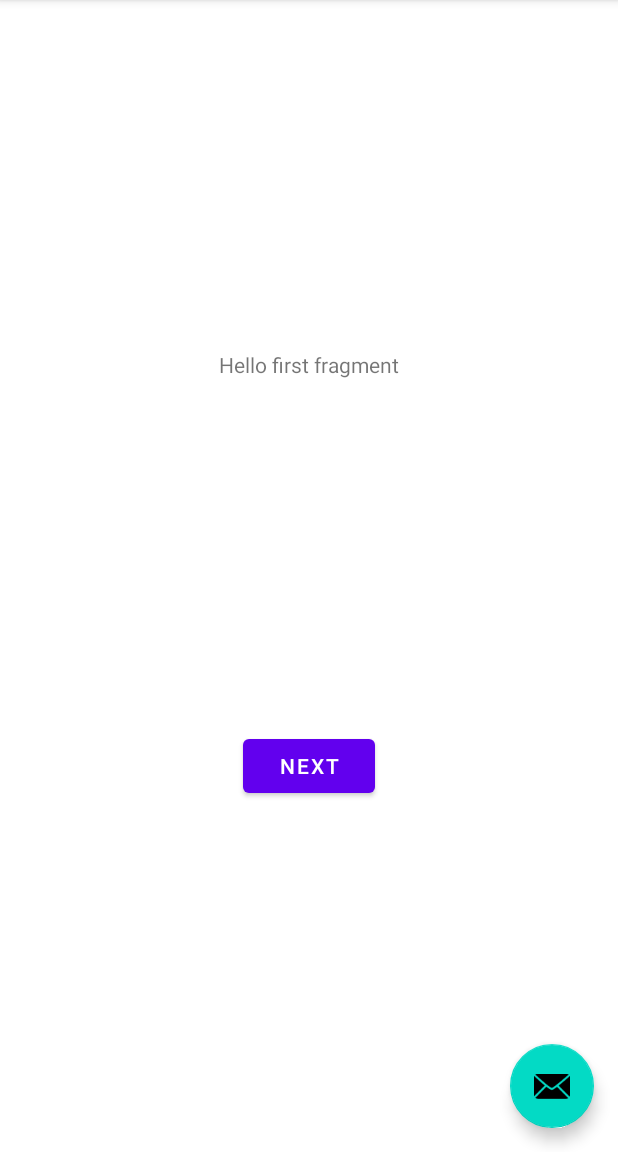
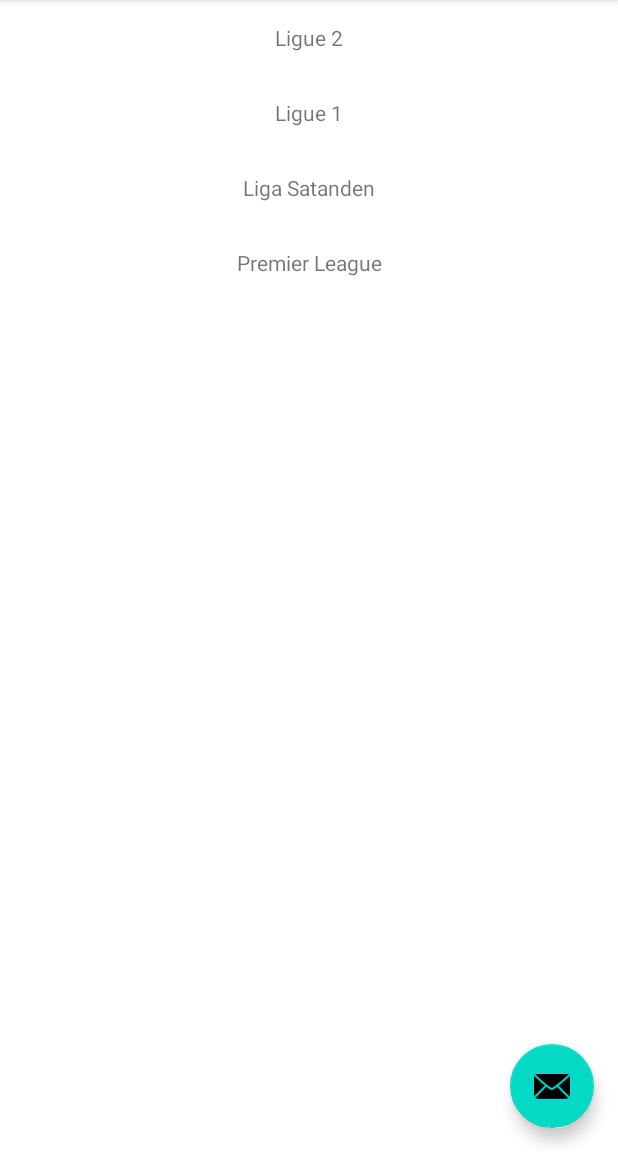
Before and after one commit to Said-Belhadj/SoccerApp, an Android app: the screen it shows after launch (MainActivity), on a phone screen of 412 x 824 dp, the part 84-1236 px from its top. Run offline under Robolectric (Android 15) with nearby library versions, the phone set to English and light mode, and no system bars.

Commit message:
Add RecyclerView to display the list of competition

```diff
--- a/app/build.gradle
+++ b/app/build.gradle
@@ -44,4 +44,8 @@ dependencies {
     testImplementation 'junit:junit:4.+'
     androidTestImplementation 'androidx.test.ext:junit:1.1.2'
     androidTestImplementation 'androidx.test.espresso:espresso-core:3.3.0'
+
+    // RecyclerView
+    implementation "androidx.recyclerview:recyclerview:1.1.0"
+
 }
--- a/app/src/main/java/fr/sbelhadj/soccerapp/FirstFragment.kt
+++ /dev/null
@@ -1,31 +0,0 @@
-package fr.sbelhadj.soccerapp
-
-import android.os.Bundle
-import androidx.fragment.app.Fragment
-import android.view.LayoutInflater
-import android.view.View
-import android.view.ViewGroup
-import android.widget.Button
-import androidx.navigation.fragment.findNavController
-
-/**
- * A simple [Fragment] subclass as the default destination in the navigation.
- */
-class FirstFragment : Fragment() {
-
-    override fun onCreateView(
-            inflater: LayoutInflater, container: ViewGroup?,
-            savedInstanceState: Bundle?
-    ): View? {
-        // Inflate the layout for this fragment
-        return inflater.inflate(R.layout.fragment_first, container, false)
-    }
-
-    override fun onViewCreated(view: View, savedInstanceState: Bundle?) {
-        super.onViewCreated(view, savedInstanceState)
-
-        view.findViewById<Button>(R.id.button_first).setOnClickListener {
-            findNavController().navigate(R.id.action_FirstFragment_to_SecondFragment)
-        }
-    }
-}
--- /dev/null
+++ b/app/src/main/java/fr/sbelhadj/soccerapp/presentation/list/CompetitionAdapter.kt
@@ -0,0 +1,52 @@
+package fr.sbelhadj.soccerapp.presentation.list
+
+import android.view.LayoutInflater
+import android.view.View
+import android.view.ViewGroup
+import android.widget.TextView
+import androidx.recyclerview.widget.RecyclerView
+import fr.sbelhadj.soccerapp.R
+
+class CompetitionAdapter(private var dataSet: List<Any>) :
+        RecyclerView.Adapter<CompetitionAdapter.ViewHolder>() {
+
+    /**
+     * Provide a reference to the type of views that you are using
+     * (custom ViewHolder).
+     */
+    class ViewHolder(view: View) : RecyclerView.ViewHolder(view) {
+
+        val textView: TextView
+
+        init {
+            // Define click listener for the ViewHolder's View.
+            textView = view.findViewById(R.id.competition_name)
+        }
+    }
+
+    fun updateList(list: List<String>){
+        dataSet = list
+        notifyDataSetChanged()
+    }
+
+    // Create new views (invoked by the layout manager)
+    override fun onCreateViewHolder(viewGroup: ViewGroup, viewType: Int): ViewHolder {
+        // Create a new view, which defines the UI of the list item
+        val view = LayoutInflater.from(viewGroup.context)
+                .inflate(R.layout.competition_item, viewGroup, false)
+
+        return ViewHolder(view)
+    }
+
+    // Replace the contents of a view (invoked by the layout manager)
+    override fun onBindViewHolder(viewHolder: ViewHolder, position: Int) {
+
+        // Get element from your dataset at this position and replace the
+        // contents of the view with that element
+        viewHolder.textView.text = dataSet[position].toString()
+    }
+
+    // Return the size of your dataset (invoked by the layout manager)
+    override fun getItemCount() = dataSet.size
+
+}
--- /dev/null
+++ b/app/src/main/java/fr/sbelhadj/soccerapp/presentation/list/CompetitionListFragment.kt
@@ -0,0 +1,48 @@
+package fr.sbelhadj.soccerapp.presentation.list
+
+import android.os.Bundle
+import androidx.fragment.app.Fragment
+import android.view.LayoutInflater
+import android.view.View
+import android.view.ViewGroup
+import androidx.recyclerview.widget.LinearLayoutManager
+import androidx.recyclerview.widget.RecyclerView
+import fr.sbelhadj.soccerapp.R
+
+/**
+ * A simple [Fragment] subclass as the default destination in the navigation.
+ */
+class CompetitionListFragment : Fragment() {
+
+    private lateinit var recyclerView: RecyclerView;
+    private val adapter = CompetitionAdapter(listOf())
+    private val  layoutManager = LinearLayoutManager(context)
+
+    override fun onCreateView(
+            inflater: LayoutInflater, container: ViewGroup?,
+            savedInstanceState: Bundle?
+    ): View? {
+        // Inflate the layout for this fragment
+        return inflater.inflate(R.layout.fragment_competition_list, container, false)
+    }
+
+    override fun onViewCreated(view: View, savedInstanceState: Bundle?) {
+        super.onViewCreated(view, savedInstanceState)
+
+        recyclerView = view.findViewById(R.id.competition_recyclerview)
+
+        recyclerView.apply {
+            layoutManager = this@CompetitionListFragment.layoutManager
+            adapter = this@CompetitionListFragment.adapter
+        }
+
+        val competitionList = arrayListOf<String>().apply {
+            add("Ligue 2")
+            add("Ligue 1")
+            add("Liga Satanden")
+            add("Premier League")
+        }
+
+        adapter.updateList(competitionList)
+    }
+}
--- /dev/null
+++ b/app/src/main/res/layout/competition_item.xml
@@ -0,0 +1,22 @@
+<?xml version="1.0" encoding="utf-8"?>
+<androidx.constraintlayout.widget.ConstraintLayout
+    xmlns:android="http://schemas.android.com/apk/res/android"
+    xmlns:app="http://schemas.android.com/apk/res-auto"
+    xmlns:tools="http://schemas.android.com/tools"
+    android:layout_width="match_parent"
+    android:layout_height="50dp">
+
+    <TextView
+        android:id="@+id/competition_name"
+        android:layout_width="match_parent"
+        android:layout_height="wrap_content"
+        tools:text="Competition"
+        android:textAlignment="center"
+        app:layout_constraintTop_toTopOf="parent"
+        app:layout_constraintBottom_toBottomOf="parent"
+        app:layout_constraintEnd_toEndOf="parent"
+        app:layout_constraintStart_toStartOf="parent"
+    />
+
+
+</androidx.constraintlayout.widget.ConstraintLayout>
--- /dev/null
+++ b/app/src/main/res/layout/fragment_competition_list.xml
@@ -0,0 +1,18 @@
+<?xml version="1.0" encoding="utf-8"?>
+<androidx.constraintlayout.widget.ConstraintLayout xmlns:android="http://schemas.android.com/apk/res/android"
+    xmlns:app="http://schemas.android.com/apk/res-auto"
+    xmlns:tools="http://schemas.android.com/tools"
+    android:layout_width="match_parent"
+    android:layout_height="match_parent"
+    tools:context=".presentation.list.CompetitionListFragment">
+
+    <androidx.recyclerview.widget.RecyclerView
+        android:id="@+id/competition_recyclerview"
+        android:layout_height="match_parent"
+        android:layout_width="match_parent"
+        app:layout_constraintTop_toTopOf="parent"
+        app:layout_constraintBottom_toBottomOf="parent"
+        app:layout_constraintEnd_toEndOf="parent"
+        app:layout_constraintStart_toStartOf="parent"
+        />
+</androidx.constraintlayout.widget.ConstraintLayout>
--- a/app/src/main/res/layout/fragment_first.xml
+++ /dev/null
@@ -1,28 +0,0 @@
-<?xml version="1.0" encoding="utf-8"?>
-<androidx.constraintlayout.widget.ConstraintLayout xmlns:android="http://schemas.android.com/apk/res/android"
-    xmlns:app="http://schemas.android.com/apk/res-auto"
-    xmlns:tools="http://schemas.android.com/tools"
-    android:layout_width="match_parent"
-    android:layout_height="match_parent"
-    tools:context=".FirstFragment">
-
-    <TextView
-        android:id="@+id/textview_first"
-        android:layout_width="wrap_content"
-        android:layout_height="wrap_content"
-        android:text="@string/hello_first_fragment"
-        app:layout_constraintBottom_toTopOf="@id/button_first"
-        app:layout_constraintEnd_toEndOf="parent"
-        app:layout_constraintStart_toStartOf="parent"
-        app:layout_constraintTop_toTopOf="parent" />
-
-    <Button
-        android:id="@+id/button_first"
-        android:layout_width="wrap_content"
-        android:layout_height="wrap_content"
-        android:text="@string/next"
-        app:layout_constraintBottom_toBottomOf="parent"
-        app:layout_constraintEnd_toEndOf="parent"
-        app:layout_constraintStart_toStartOf="parent"
-        app:layout_constraintTop_toBottomOf="@id/textview_first" />
-</androidx.constraintlayout.widget.ConstraintLayout>
--- a/app/src/main/res/navigation/nav_graph.xml
+++ b/app/src/main/res/navigation/nav_graph.xml
@@ -7,9 +7,9 @@
 
     <fragment
         android:id="@+id/FirstFragment"
-        android:name="fr.sbelhadj.soccerapp.FirstFragment"
+        android:name="fr.sbelhadj.soccerapp.presentation.list.CompetitionListFragment"
         android:label="@string/first_fragment_label"
-        tools:layout="@layout/fragment_first">
+        tools:layout="@layout/fragment_competition_list">
 
         <action
             android:id="@+id/action_FirstFragment_to_SecondFragment"
```
